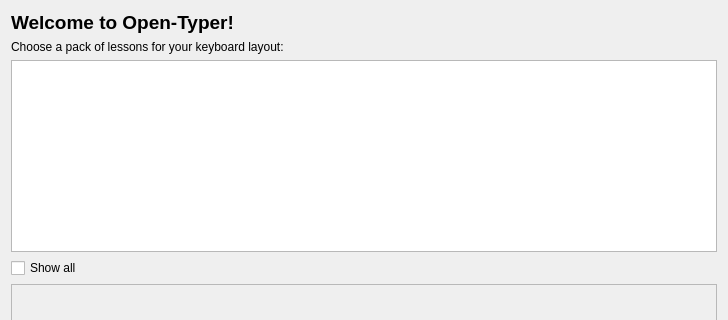
Before: the Qt Designer form ui/initialsetup.ui in Open-Typer/Open-Typer, drawn with Qt 5; both pictures show x 0 to 728 and y 0 to 320 of the 728 by 756 pixel window.
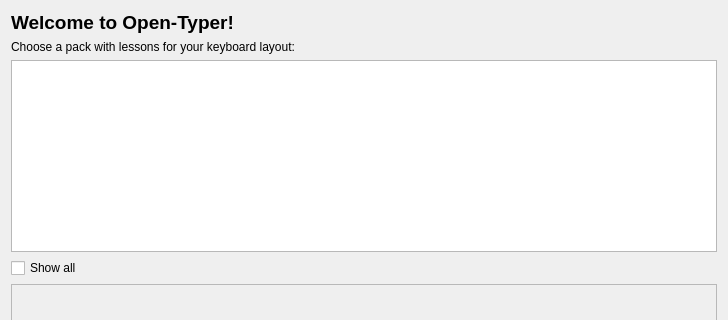
After: the same form once the commit is applied.

Commit message: ui: initialsetup: Update pack selection text

```diff
--- a/ui/initialsetup.ui
+++ b/ui/initialsetup.ui
@@ -43,7 +43,7 @@
       </sizepolicy>
      </property>
      <property name="text">
-      <string>Choose a pack of lessons for your keyboard layout:</string>
+      <string>Choose a pack with lessons for your keyboard layout:</string>
      </property>
     </widget>
    </item>
```
